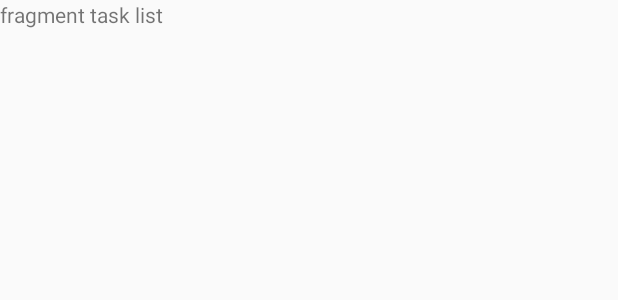
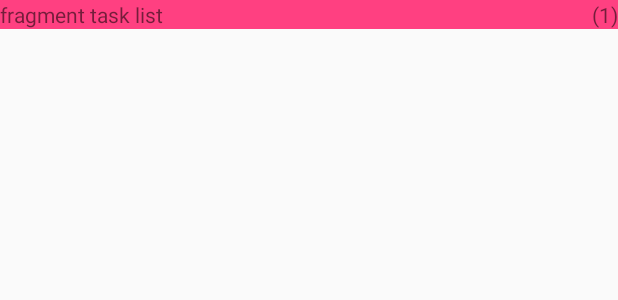
Before and after one commit to xiaohanhan1019/Concentration, an Android app: the layout fragment_task_list.xml on its own in the app's theme, with its tools: preview values and no code run, on a phone screen of 412 x 824 dp. Shown: the top 300 px of the screen. Run offline under Robolectric (Android 15) with nearby library versions, the light colour scheme and no system bars.

Commit message:
fucking layout

```diff
--- a/app/src/main/res/layout/fragment_task_list.xml
+++ b/app/src/main/res/layout/fragment_task_list.xml
@@ -1,6 +1,8 @@
 <?xml version="1.0" encoding="utf-8"?>
 <ScrollView
     xmlns:android="http://schemas.android.com/apk/res/android"
+    xmlns:app="http://schemas.android.com/apk/res-auto"
+    xmlns:tools="http://schemas.android.com/tools"
     android:layout_width="match_parent"
     android:layout_height="match_parent">
 
@@ -9,16 +11,33 @@
         android:layout_height="wrap_content"
         android:orientation="vertical">
 
-        <TextView
+        <LinearLayout
             android:layout_width="match_parent"
             android:layout_height="wrap_content"
-            android:text="fragment task list"/>
+            android:orientation="horizontal"
+            android:background="@color/colorAccent">
+
+            <TextView
+                android:layout_width="wrap_content"
+                android:layout_height="wrap_content"
+                android:text="fragment task list"/>
+
+            <TextView
+                android:layout_width="match_parent"
+                android:layout_height="wrap_content"
+                android:gravity="end"
+                android:text="(1)"/>
+
+            <!--menu -->
+
+        </LinearLayout>
 
         <android.support.v7.widget.RecyclerView
             android:id="@+id/task_recycler_view"
             android:layout_width="match_parent"
-            android:layout_height="wrap_content">
+            android:layout_height="match_parent">
         </android.support.v7.widget.RecyclerView>
+
 
     </LinearLayout>
 
```
Also changed, not shown: app/src/main/res/layout/activity_task_list.xml (+38 -12 lines).
